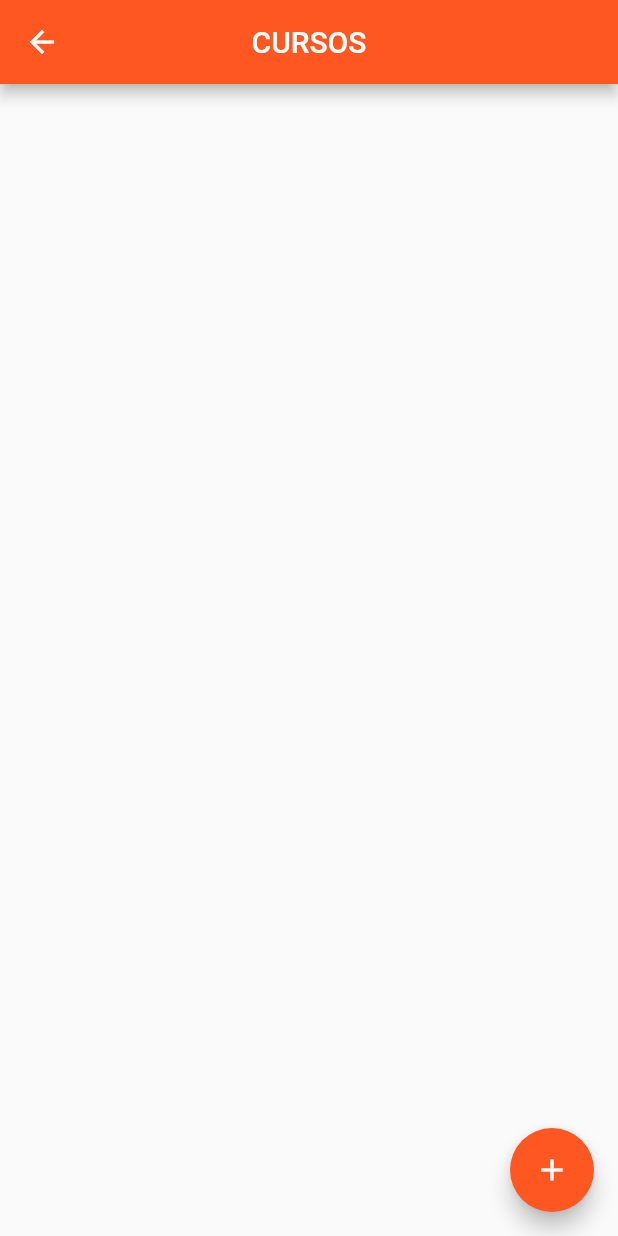
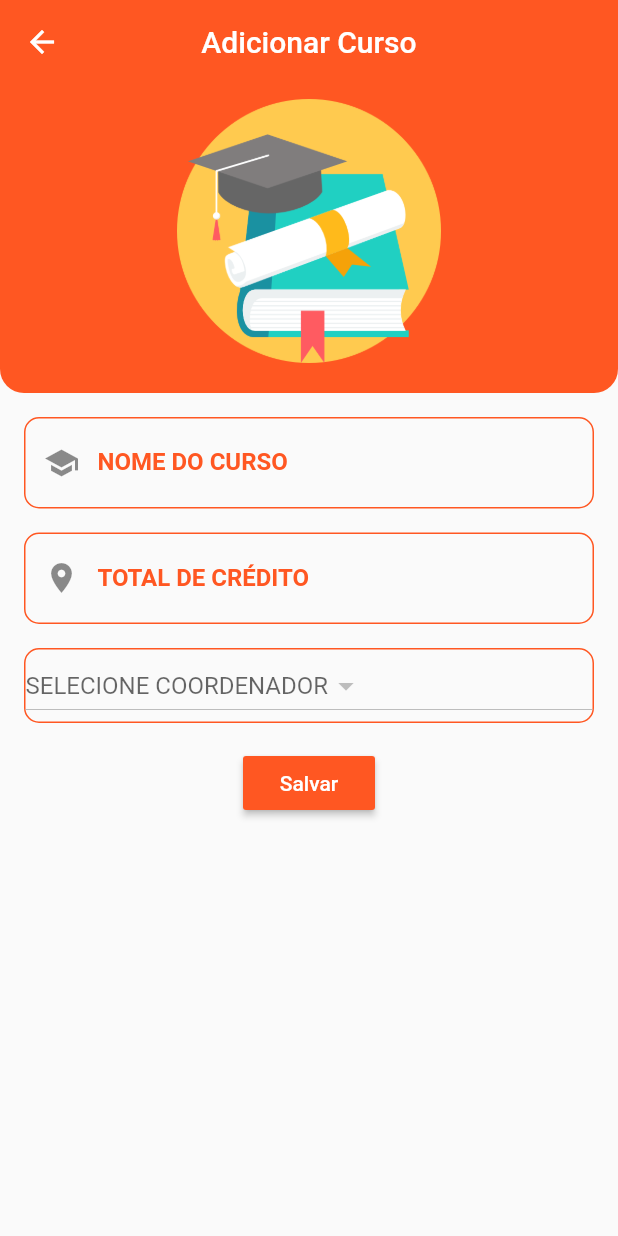
Before and after one commit to jhonmaycon94/magister_mobile, a Flutter app: the HomeCurso screen opened directly, after a tap on the "add" icon, on a phone screen of 412 x 824 dp. Run offline on Flutter 3.47's test engine with Material 2 defaults, Android fonts, the phone set to English and light mode, and no system bars; our stand-ins replace sqflite; accounts and stored records are empty.

Commit message:
add UI and Logic edit_professor and edit_curso

```diff
--- a/lib/data/helpers/HelperAluno.dart
+++ b/lib/data/helpers/HelperAluno.dart
@@ -1,6 +1,6 @@
 import 'dart:async';
-import 'package:magister_mobile/data/helpers/helperbase.dart';
-import 'package:magister_mobile/data/models/aluno.dart';
+import 'package:magister_mobile/data/helpers/HelperBase.dart';
+import 'package:magister_mobile/data/models/Aluno.dart';
 import 'package:sqflite/sqflite.dart';
 
 class HelperAluno extends HelperBase<Aluno> {
--- a/lib/data/helpers/HelperCurso.dart
+++ b/lib/data/helpers/HelperCurso.dart
@@ -1,5 +1,5 @@
-import 'package:magister_mobile/data/helpers/helperbase.dart';
-import 'package:magister_mobile/data/models/curso.dart';
+import 'package:magister_mobile/data/helpers/HelperBase.dart';
+import 'package:magister_mobile/data/models/Curso.dart';
 import 'package:sqflite/sqflite.dart';
 
 class HelperCurso extends HelperBase<Curso> {
--- a/lib/data/models/Aluno.dart
+++ b/lib/data/models/Aluno.dart
@@ -1,5 +1,5 @@
-import 'package:magister_mobile/data/helpers/helperaluno.dart';
-import 'package:magister_mobile/data/models/curso.dart';
+import 'package:magister_mobile/data/helpers/HelperAluno.dart';
+import 'package:magister_mobile/data/models/Curso.dart';
 
 class Aluno {
   int _id;
--- a/lib/data/models/Curso.dart
+++ b/lib/data/models/Curso.dart
@@ -1,4 +1,4 @@
-import 'package:magister_mobile/data/helpers/helpercurso.dart';
+import 'package:magister_mobile/data/helpers/HelperCurso.dart';
 import 'package:magister_mobile/data/models/Professor.dart';
 
 class Curso {
--- a/lib/views/aluno/home_aluno.dart
+++ b/lib/views/aluno/home_aluno.dart
@@ -1,6 +1,6 @@
 import 'package:flutter/material.dart';
-import 'package:magister_mobile/data/helpers/helperaluno.dart';
-import 'package:magister_mobile/data/models/aluno.dart';
+import 'package:magister_mobile/data/helpers/HelperAluno.dart';
+import 'package:magister_mobile/data/models/Aluno.dart';
 import 'package:magister_mobile/views/aluno/edit_aluno.dart';
 
 class HomeAluno extends StatefulWidget {
--- a/lib/views/curso/edit_curso.dart
+++ b/lib/views/curso/edit_curso.dart
@@ -0,0 +1,151 @@
+import 'package:flutter/material.dart';
+import 'package:magister_mobile/data/helpers/HelperProfessor.dart';
+import 'package:magister_mobile/data/helpers/HelperCurso.dart';
+import 'package:magister_mobile/data/models/Curso.dart';
+import 'package:magister_mobile/data/models/Professor.dart';
+import 'package:magister_mobile/views/util/widgetUtil.dart';
+
+class EditCurso extends StatefulWidget {
+  final bool edit;
+  final Curso curso;
+
+  EditCurso(this.edit, {this.curso}) : assert(edit == true || curso == null);
+  @override
+  _EditProfessorState createState() => _EditProfessorState();
+}
+
+class _EditProfessorState extends State<EditCurso> {
+  TextEditingController nomeController = new TextEditingController();
+  TextEditingController totalCreditoController = new TextEditingController();
+  TextEditingController idProfessorController = new TextEditingController();
+  Professor selected;
+  String current = "SELECIONE COORDENADOR";
+
+  final _formKey = GlobalKey<FormState>();
+
+  @override
+  void initState() {
+    super.initState();
+    if (widget.edit == true) {
+      nomeController.text = widget.curso.nomeCurso.toString();
+      totalCreditoController.text = widget.curso.totalCredito.toString();
+    }
+  }
+
+  @override
+  Widget build(BuildContext context) {
+    return Scaffold(
+      appBar: AppBar(
+        backgroundColor: Colors.deepOrange,
+        elevation: 0,
+        centerTitle: true,
+        title: Text(widget.edit ? "Editar Curso" : "Adicionar Curso"),
+      ),
+      body: Column(
+        children: <Widget>[
+          Container(
+            height: MediaQuery.of(context).size.height / 4,
+            width: MediaQuery.of(context).size.width,
+            padding: EdgeInsets.only(left: 20, right: 20, top: 10, bottom: 20),
+            decoration: BoxDecoration(
+              color: Colors.deepOrange,
+              borderRadius: BorderRadius.only(
+                bottomLeft: Radius.circular(16),
+                bottomRight: Radius.circular(16),
+              ),
+            ),
+            child: Image.asset("assets/curso.png"),
+          ),
+          Form(
+            key: _formKey,
+            child: Padding(
+              padding: const EdgeInsets.all(8.0),
+              child: SingleChildScrollView(
+                child: Column(
+                  crossAxisAlignment: CrossAxisAlignment.stretch,
+                  mainAxisAlignment: MainAxisAlignment.center,
+                  children: <Widget>[
+                    formField(
+                        nomeController,
+                        "NOME DO CURSO",
+                        Icons.school,
+                        TextInputType.text,
+                        Colors.deepOrange,
+                         initialValue: widget.edit ? widget.curso.nomeCurso : "s"),
+                    formField(
+                        totalCreditoController,
+                        "TOTAL DE CRÉDITO",
+                        Icons.place,
+                        TextInputType.number,
+                        Colors.deepOrange,
+                        initialValue: widget.edit ? widget.curso.totalCredito.toString() : "d"),
+                    Padding(
+                      padding: const EdgeInsets.all(8.0),
+                      child: Container(
+                        decoration: BoxDecoration(
+                          borderRadius: BorderRadius.circular(10),
+                          border:
+                              Border.all(color: Colors.deepOrange, width: 1),
+                        ),
+                        child: FutureBuilder<List>(
+                            future: HelperProfessor.getInstance().getAll(),
+                            builder: (BuildContext context,
+                                AsyncSnapshot<List> snapshot) {
+                              if (!snapshot.hasData)
+                                return CircularProgressIndicator();
+                              return DropdownButton<Professor>(
+                                items: snapshot.data
+                                    .map((professor) => DropdownMenuItem<Professor>(
+                                          child: Text(professor.nome),
+                                          value: professor,
+                                        ))
+                                    .toList(),
+                                onChanged: (Professor value) {
+                                  setState(() {
+                                    selected = value;
+                                    idProfessorController.text = selected.id.toString();
+                                    current = value.nome;
+                                  });
+                                },
+                                isExpanded: false,
+                                hint: Text(current),
+                              );
+                            }),
+                      ),
+                    ),
+                  ],
+                ),
+              ),
+            ),
+          ),
+          RaisedButton(
+              textColor: Colors.white,
+              color: Colors.deepOrange,
+              child: Text('Salvar'),
+              onPressed: () async {
+                if (!_formKey.currentState.validate()) {
+                  Scaffold.of(context)
+                      .showSnackBar(SnackBar(content: Text('Carregando')));
+                } else if (widget.edit == true) {
+                  HelperCurso.getInstance().update(new Curso(
+                    id: widget.curso.id,
+                    nomeCurso: nomeController.text,
+                    totalCredito: int.parse(totalCreditoController.text),
+                  ));
+                  Navigator.pop(context);
+                } else {
+                  await HelperCurso.getInstance().save(
+                    new Curso(
+                      nomeCurso: nomeController.text,
+                      totalCredito: int.parse(totalCreditoController.text),
+                      idCoordenador: int.parse(idProfessorController.text),
+                    ),
+                  );
+                  Navigator.pop(context);
+                }
+              })
+        ],
+      ),
+    );
+  }
+}
--- a/lib/views/curso/home_curso.dart
+++ b/lib/views/curso/home_curso.dart
@@ -1,6 +1,6 @@
 import 'package:flutter/material.dart';
 import 'package:magister_mobile/data/helpers/HelperCurso.dart';
-import 'package:magister_mobile/data/models/curso.dart';
+import 'package:magister_mobile/data/models/Curso.dart';
 import 'package:magister_mobile/views/curso/edit_curso.dart';
 
 class HomeCurso extends StatefulWidget {
@@ -43,11 +43,11 @@ class _HomeCursoState extends State<HomeCurso> {
                     subtitle: Text(item.totalCredito.toString()),
                     leading: CircleAvatar(child: Text(item.id.toString()), backgroundColor: Colors.deepOrange,),
                     onTap: () {
-                      /*Navigator.of(context).push(MaterialPageRoute(
+                      Navigator.of(context).push(MaterialPageRoute(
                           builder: (context) => EditCurso(
                                 true,
                                 curso: item,
-                              )));*/
+                              )));
                     },
                   ),
                 );
@@ -62,8 +62,8 @@ class _HomeCursoState extends State<HomeCurso> {
         backgroundColor: Colors.deepOrange,
           child: Icon(Icons.add),
           onPressed: () {
-            /*Navigator.of(context).push(
-                MaterialPageRoute(builder: (context) => EditCurso(false)));*/
+            Navigator.of(context).push(
+                MaterialPageRoute(builder: (context) => EditCurso(false)));
           }),
     );
   }
--- a/lib/views/professor/edit_professor.dart
+++ b/lib/views/professor/edit_professor.dart
@@ -9,10 +9,10 @@ class EditProfessor extends StatefulWidget {
 
   EditProfessor(this.edit, {this.professor}) : assert(edit == true || professor == null);
   @override
-  _EditCursoState createState() => _EditCursoState();
+  _EditProfessorState createState() => _EditProfessorState();
 }
 
-class _EditCursoState extends State<EditProfessor> {
+class _EditProfessorState extends State<EditProfessor> {
   TextEditingController nomeController = new TextEditingController();
   TextEditingController matriculaController = new TextEditingController();
 
@@ -60,8 +60,12 @@ class _EditCursoState extends State<EditProfessor> {
                   crossAxisAlignment: CrossAxisAlignment.stretch,
                   mainAxisAlignment: MainAxisAlignment.center,
                   children: <Widget>[
-                    formField(nomeController, "NOME", Icons.person,
-                        TextInputType.text, Colors.amber,
+                    formField(
+                        nomeController,
+                        "NOME",
+                        Icons.person,
+                        TextInputType.text,
+                        Colors.amber,
                         initialValue:
                             widget.edit ? widget.professor.nome : "s"),
                     formField(
--- a/lib/views/professor/home_professor.dart
+++ b/lib/views/professor/home_professor.dart
@@ -1,6 +1,6 @@
 import 'package:flutter/material.dart';
 import 'package:magister_mobile/data/helpers/HelperProfessor.dart';
-import 'package:magister_mobile/data/models/professor.dart';
+import 'package:magister_mobile/data/models/Professor.dart';
 import 'package:magister_mobile/views/professor/edit_professor.dart';
 
 class HomeProfessor extends StatefulWidget {
```
Also changed, not shown: lib/views/aluno/edit_aluno.dart (+5 -6 lines).
